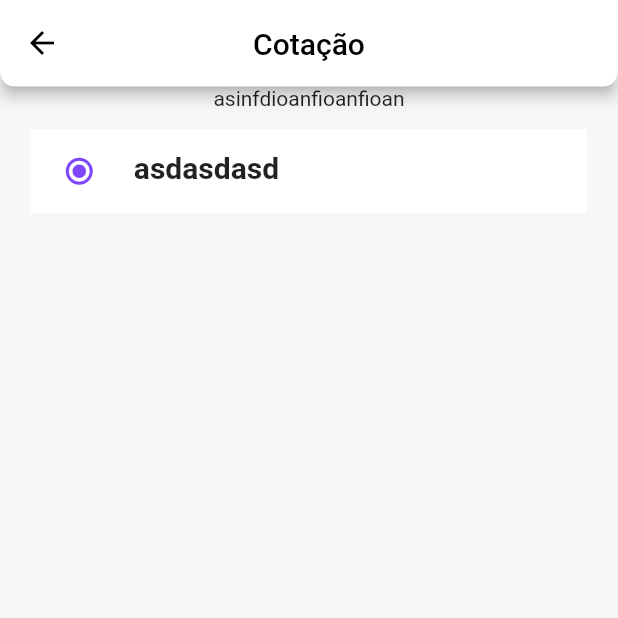
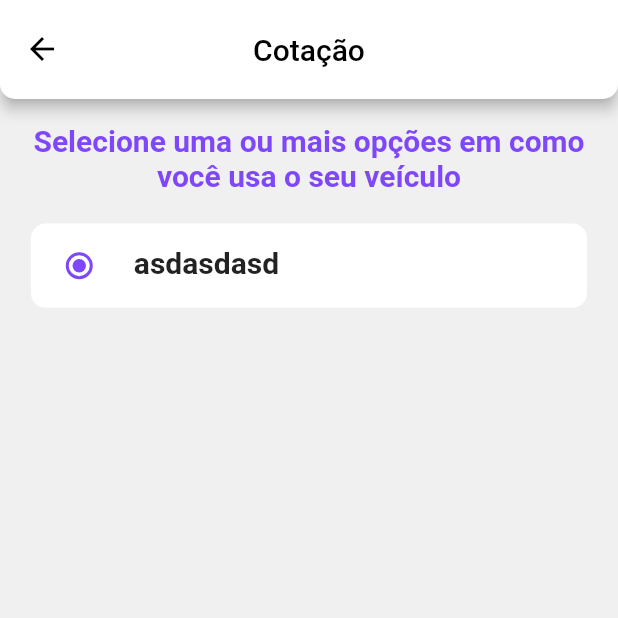
Before and after one commit to guilherme21alcantara/neo, a Flutter app: the screen it shows after launch, on a phone screen of 412 x 824 dp, the top half of it. Run offline on Flutter 3.47's test engine with Material 2 defaults, Android fonts, the phone set to English and light mode, and no system bars; our stand-ins replace carousel_slider, get, hexcolor.

Commit message:
umas coisa

```diff
--- a/lib/Screen/componentes_globais/cores.dart
+++ b/lib/Screen/componentes_globais/cores.dart
@@ -2,7 +2,7 @@
 
 class AppCores {
   static HexColor ROXOPRINCIPAL = HexColor('#7f47fa');
-  static HexColor BACKGROUND = HexColor('#f7f7f7');
+  static HexColor BACKGROUND = HexColor('#f0f0f0');
   static HexColor BRANCO = HexColor('#ffffff');
   static HexColor PRETO = HexColor('#000000');
 }
--- a/lib/Screen/componentes_globais/inputs/radio_button.dart
+++ b/lib/Screen/componentes_globais/inputs/radio_button.dart
@@ -28,7 +28,9 @@
           vertical: widget.size.width * 0.03,
           horizontal: widget.size.width * 0.05),
       child: Container(
-        color: AppCores.BRANCO,
+        decoration: BoxDecoration(
+            color: AppCores.BRANCO,
+            borderRadius: BorderRadius.all(Radius.circular(10))),
         child: Row(
           crossAxisAlignment: CrossAxisAlignment.center,
           children: [
--- a/lib/Screen/componentes_globais/scaffold_principal.dart
+++ b/lib/Screen/componentes_globais/scaffold_principal.dart
@@ -13,7 +13,7 @@
     return Scaffold(
       backgroundColor: AppCores.BACKGROUND,
       appBar: AppBar(
-        toolbarHeight: size.height * 0.07,
+        toolbarHeight: size.height * 0.08,
         shape: RoundedRectangleBorder(
           borderRadius: BorderRadius.vertical(
             bottom: Radius.circular(10),
--- /dev/null
+++ b/lib/Screen/componentes_globais/textos_gerais/Cotacao/opcoes_veiculo.dart
@@ -0,0 +1,14 @@
+abstract class OPCOESVEICULO {
+  //titulo
+  static const CORPO =
+      'Selecione uma ou mais opções em como você usa o seu veículo';
+
+  static const PASSEIO = 'Apenas para passeio';
+  static const PESSOAL = 'Uso pessoal do dia a dia';
+  static const MOTORISTA = 'Sou motorista de app ou taxista';
+  static const CARGAS = 'Uso para transporte de cargas e frete';
+  static const IDAEVOLTA = 'Uso para ida e volta ao trabalho';
+  static const VISITA = 'Visita de clientes ou fornecedores';
+  static const FACULDADE = 'Uso para ir a faculdade ou curso';
+  static const OUTROS = 'Outros usos a trabalho';
+}
--- a/lib/Screen/componentes_globais/textos_gerais/textos.dart
+++ b/lib/Screen/componentes_globais/textos_gerais/textos.dart
@@ -16,12 +16,5 @@
   static const TEXTOTHRID =
       'Aqui você tem total flexibilidade e faz seu pagamento de forma mensal podendo cancelar a qualquer momento e sem custo adicional';
 
-  //Cotação
-  static const INFORMECEPPERNOITA =
-      'Me informa o CEP onde o seu veículo pernoita';
-
-  static const SELECIONEOPCOESUSOVEICULO =
-      'Selecione uma ou mais opções em como você usa o seu veículo';
-
   static const COTACAO = 'Cotação';
 }
--- a/lib/Screen/cotacao/opcoes_uso_veiculo.dart
+++ b/lib/Screen/cotacao/opcoes_uso_veiculo.dart
@@ -1,6 +1,8 @@
 import 'package:flutter/material.dart';
+import 'package:neo/Screen/componentes_globais/cores.dart';
 import 'package:neo/Screen/componentes_globais/inputs/radio_button.dart';
 import 'package:neo/Screen/componentes_globais/scaffold_principal.dart';
+import 'package:neo/Screen/componentes_globais/textos_gerais/Cotacao/opcoes_veiculo.dart';
 
 class OpcoesUsoVeiculo extends StatefulWidget {
   const OpcoesUsoVeiculo({Key? key}) : super(key: key);
@@ -25,8 +27,20 @@
       width: size.width,
       child: Column(
         children: [
-          Container(
-            child: Text('asinfdioanfioanfioan'),
+          Padding(
+            padding: EdgeInsets.only(
+                right: size.width * 0.05,
+                left: size.width * 0.05,
+                top: size.height * 0.02,
+                bottom: size.height * 0.01),
+            child: Text(
+              OPCOESVEICULO.CORPO,
+              textAlign: TextAlign.center,
+              style: TextStyle(
+                  color: AppCores.ROXOPRINCIPAL,
+                  fontSize: 20,
+                  fontWeight: FontWeight.bold),
+            ),
           ),
           Container(
             height: size.height * 0.7,
```
